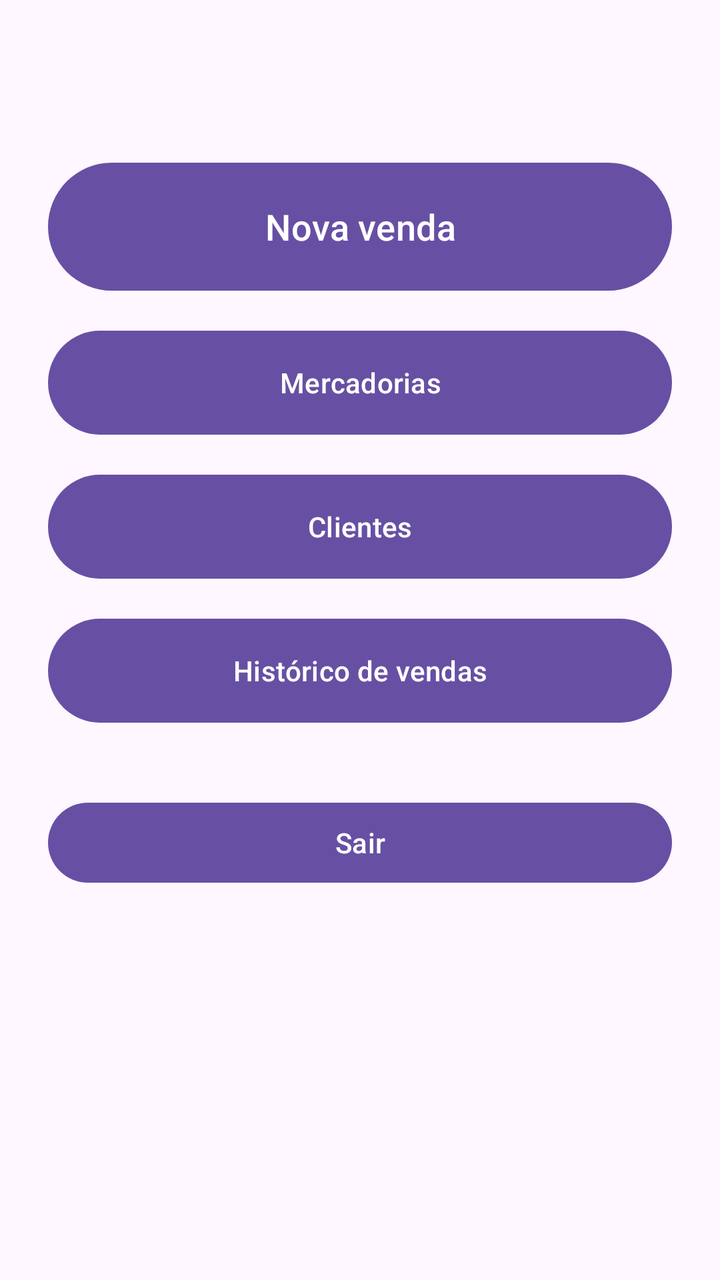
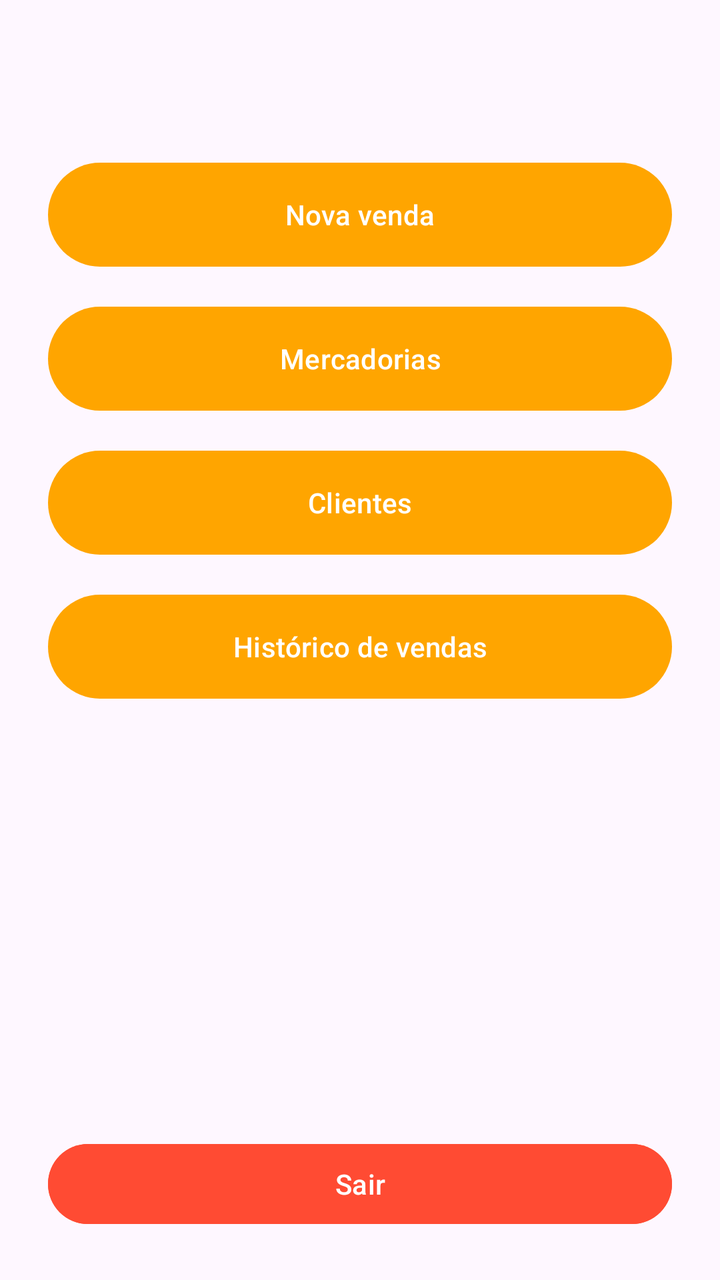

An Android layout rendered at two revisions. The XML below is the earlier revision; the diff shows what the commit changed to produce the second picture.
<!-- AndroidManifest.xml: application theme Theme.Pdv -->
<!-- res/layout/fragment_menu.xml -->
<?xml version="1.0" encoding="utf-8"?>
<LinearLayout xmlns:android="http://schemas.android.com/apk/res/android"
    android:layout_width="match_parent"
    android:layout_height="match_parent"
    android:orientation="vertical"
    android:padding="24dp">

    <TextView
        android:id="@+id/saudacao"
        android:layout_width="match_parent"
        android:layout_height="wrap_content"
        android:layout_marginBottom="24dp"
        android:textSize="22sp" />

    <Button
        android:id="@+id/novaVenda"
        android:layout_width="match_parent"
        android:layout_height="72dp"
        android:text="Nova venda"
        android:textSize="18sp" />

    <Button
        android:id="@+id/mercadorias"
        android:layout_width="match_parent"
        android:layout_height="60dp"
        android:layout_marginTop="12dp"
        android:text="Mercadorias" />

    <Button
        android:id="@+id/clientes"
        android:layout_width="match_parent"
        android:layout_height="60dp"
        android:layout_marginTop="12dp"
        android:text="Clientes" />

    <Button
        android:id="@+id/historico"
        android:layout_width="match_parent"
        android:layout_height="60dp"
        android:layout_marginTop="12dp"
        android:text="Histórico de vendas" />

    <Button
        android:id="@+id/sair"
        android:layout_width="match_parent"
        android:layout_height="wrap_content"
        android:layout_marginTop="32dp"
        android:text="Sair" />
</LinearLayout>
<!-- resources referenced by this layout -->
<resources>
  <style name="Theme.Pdv" parent="Base.Theme.Pdv" />
  <style name="Base.Theme.Pdv" parent="Theme.Material3.DayNight">
          
          
      </style>
</resources>

<!-- the commit's change to res/layout/fragment_menu.xml (unified diff, before → after) -->
@@ -15,9 +15,9 @@
     <Button
         android:id="@+id/novaVenda"
         android:layout_width="match_parent"
-        android:layout_height="72dp"
+        android:layout_height="60dp"
         android:text="Nova venda"
-        android:textSize="18sp" />
+        />
 
     <Button
         android:id="@+id/mercadorias"
@@ -40,10 +40,15 @@
         android:layout_marginTop="12dp"
         android:text="Histórico de vendas" />
 
+    <Space
+        android:layout_width="match_parent"
+        android:layout_height="0dp"
+        android:layout_weight="1" />
+
     <Button
         android:id="@+id/sair"
         android:layout_width="match_parent"
         android:layout_height="wrap_content"
-        android:layout_marginTop="32dp"
+        android:backgroundTint="#FF4B33"
         android:text="Sair" />
 </LinearLayout>
<!-- resource entries referenced after the edit -->
@@ -3,7 +3,9 @@
   <style name="Theme.Pdv" parent="Base.Theme.Pdv" />
   <style name="Base.Theme.Pdv" parent="Theme.Material3.DayNight">
           
-          
+          <item name="colorPrimary">@color/botao_fundo</item>
+  
       </style>
+  <color name="botao_fundo">#FFA500</color>
 </resources>
 
